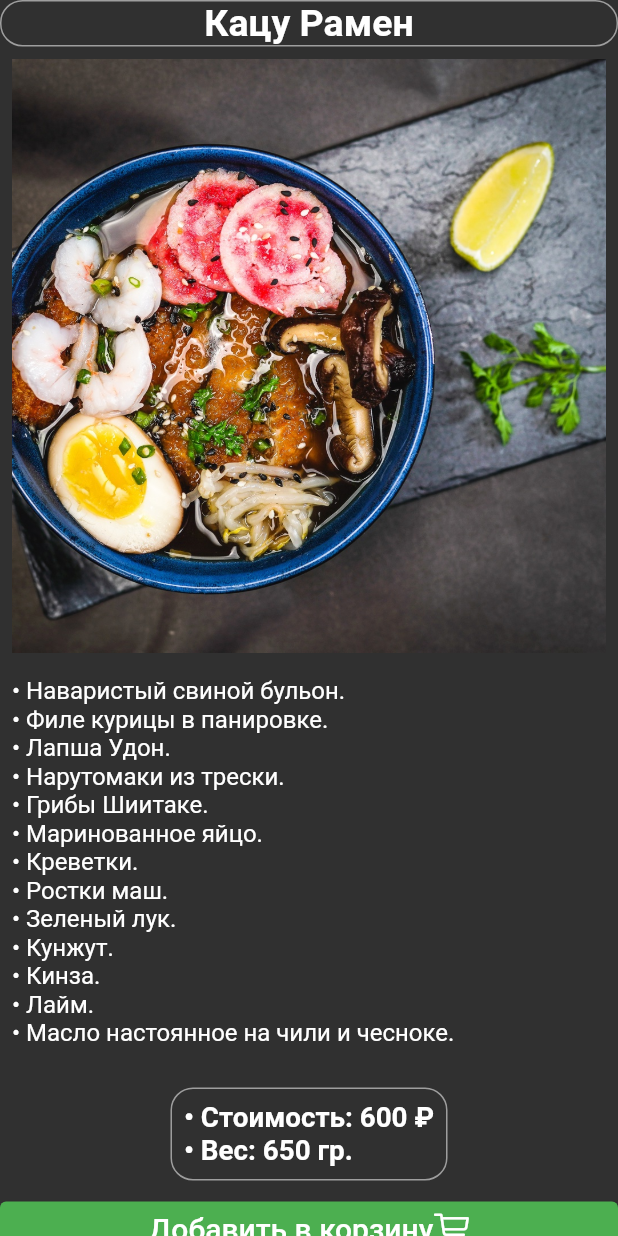
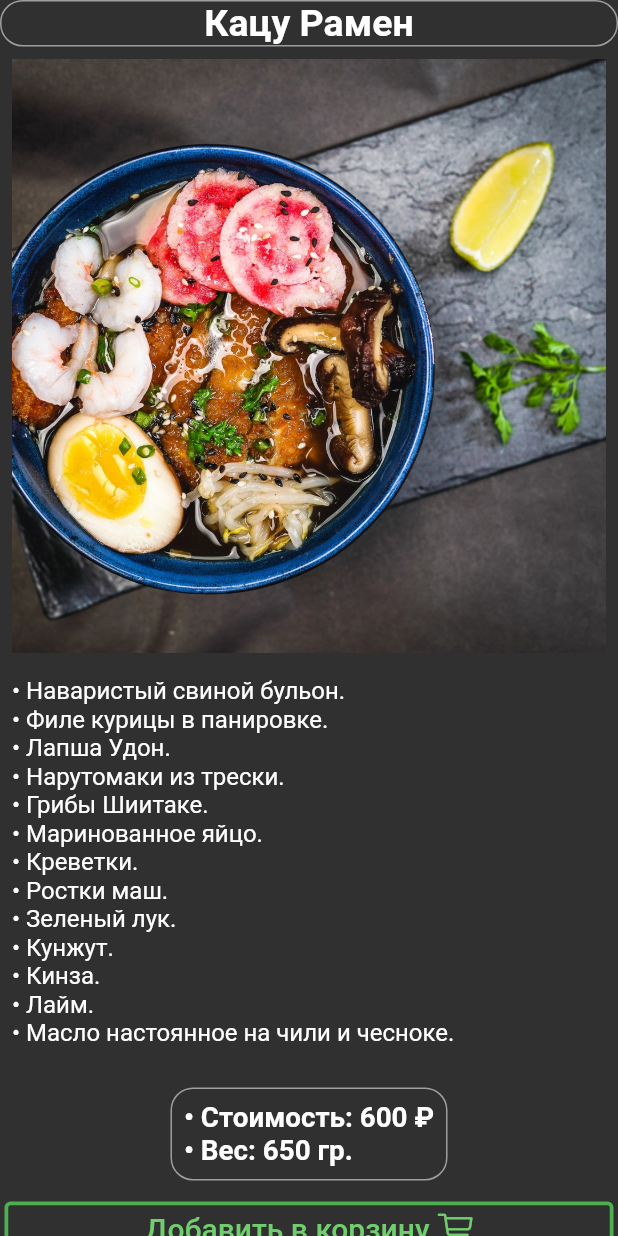
Before and after one commit to sanchesrik/flutter_project_okko, a Flutter app: the screen it shows after launch, after a tap on "Кацу Рамен", on a phone screen of 412 x 824 dp. Run offline on Flutter 3.47's test engine with Material 2 defaults, Android fonts, the phone set to English and light mode, and no system bars.

Commit message:
New buttons in page

```diff
--- a/lib/page.dart
+++ b/lib/page.dart
@@ -72,40 +72,59 @@ class product_page extends StatelessWidget {
             ),
             Padding(
               padding: const EdgeInsets.only(top: 8),
+              child: Padding(
+                padding: const EdgeInsets.symmetric(horizontal: 3),
                 child: Row(
                   children: [
                     Expanded(
-                    child: ElevatedButton(
+                      child: OutlinedButton(
                           onPressed: () {},
-                        style: ElevatedButton.styleFrom(primary: Colors.green),
+                          style: OutlinedButton.styleFrom(
+                              side:
+                                  BorderSide(color: Colors.green, width: 2.5)),
                           child: Row(
                             mainAxisAlignment: MainAxisAlignment.center,
                             children: [
                               Text(
                                 "Добавить в корзину",
-                              style: TextStyle(fontSize: 20),
+                                style: TextStyle(
+                                    fontSize: 20,
+                                    color: Color.fromARGB(255, 113, 206, 110)),
                               ),
-                            Icon(CupertinoIcons.cart)
+                              SizedBox(
+                                width: 5,
+                              ),
+                              Icon(
+                                CupertinoIcons.cart,
+                                color: Color.fromARGB(255, 113, 206, 110),
+                              )
                             ],
                           )),
                     ),
                   ],
                 ),
               ),
-            Row(
+            ),
+            Padding(
+              padding: const EdgeInsets.symmetric(horizontal: 3),
+              child: Row(
                 children: [
                   Expanded(
-                  child: ElevatedButton(
+                    child: OutlinedButton(
                         onPressed: () {
                           Navigator.pop(context);
                         },
-                      style: ElevatedButton.styleFrom(primary: Colors.red),
+                        style: OutlinedButton.styleFrom(
+                            side: BorderSide(color: Colors.red, width: 2.5)),
                         child: Text(
                           "Назад",
-                        style: TextStyle(fontSize: 20),
+                          style: TextStyle(
+                              fontSize: 20,
+                              color: Color.fromARGB(255, 207, 102, 102)),
                         )),
                   ),
                 ],
+              ),
             )
           ],
         ),
```
Lines whose indentation alone changed are shown as unchanged.
